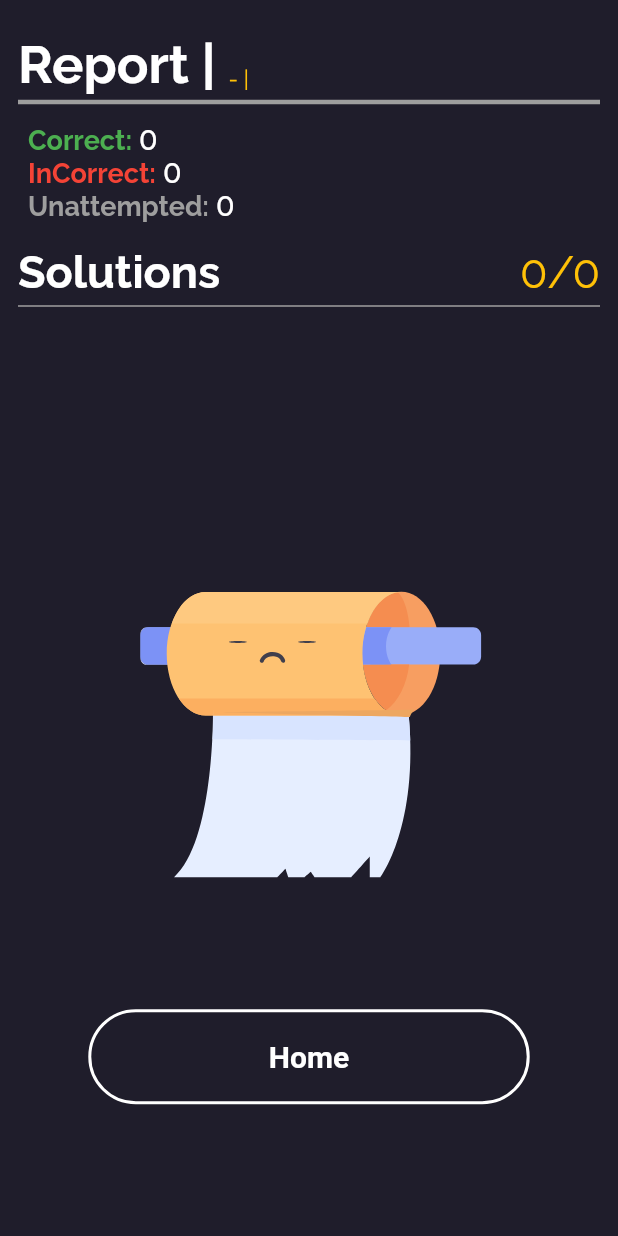
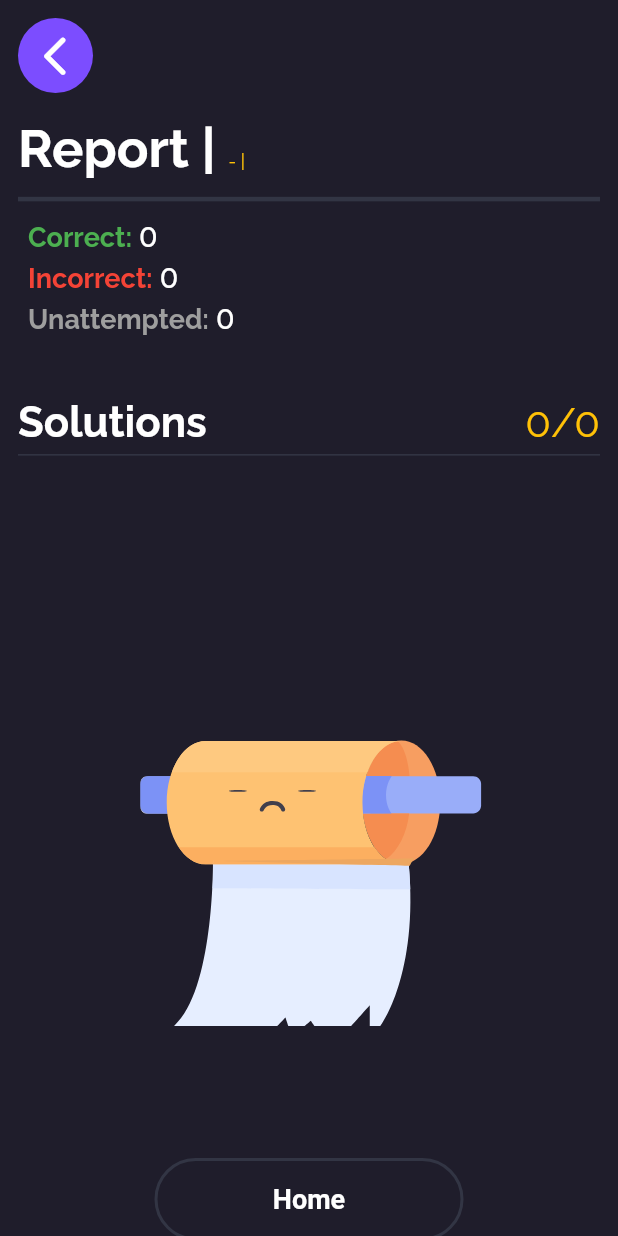
Before and after one commit to piyushn28/CallEE, a Flutter app: the AnswerScreen screen opened directly with empty values, on a phone screen of 412 x 824 dp. Run offline on Flutter 3.47's test engine with Material 2 defaults, Android fonts, the phone set to English and light mode, and no system bars; our stand-ins replace animated_bottom_navigation_bar, auto_size_text, cached_network_image, chips_choice, cloud_firestore, curved_navigation_bar and 20 more; missing offline and left inert: agora_rtc_engine, background_app_bar, cache_image, dart:ffi, emoji_picker; accounts and stored records are empty.

Commit message:
Quiz solution responsive done.

```diff
--- a/lib/main.dart
+++ b/lib/main.dart
@@ -104,12 +104,12 @@ class _MyAppState extends State<MyApp> {
           '/search_screen': (context) => SearchScreen(),
           '/home_screen': (context) => HomeScreen(),
         },
-        home: LoginScreenTemp(),
-       /*  home: currPage == "LoginPage"
+        //home: LoginScreenTemp(),
+         home: currPage == "LoginPage"
             ? LoginScreenTemp()
             : currPage == "HomeScreen"
                 ? HomeScreen()
-                : StudentTeacherPage(), */
+                : StudentTeacherPage(),
       ),
     );
   }
--- a/lib/screens/leaderboard/topthree.dart
+++ b/lib/screens/leaderboard/topthree.dart
@@ -20,9 +20,7 @@ class TopThree extends StatelessWidget {
         Container(
             width: large ? 40.0 : 30.0,
             height: large ? 40.0 : 30.0,
-            child: Stack(
-              children: <Widget>[],
-            )),
+            ),
         index == 1
             ? Text("🥇", style: r)
             : index == 2
--- a/lib/screens/quizscreens/answers_scoring_screen.dart
+++ b/lib/screens/quizscreens/answers_scoring_screen.dart
@@ -8,6 +8,8 @@ import 'package:flutterapp/resources/firebase_methods.dart';
 import 'package:flutterapp/screens/quizscreens/answer_question_ui.dart';
 import 'package:flutterapp/screens/quizscreens/createQuestions_screen.dart';
 import 'package:flutterapp/utils/universal_variables.dart';
+import 'package:flutterapp/widgets/appbar.dart';
+import 'package:flutterapp/widgets/skype_appbar.dart';
 import 'package:google_fonts/google_fonts.dart';
 import 'package:lottie/lottie.dart';
 import 'package:random_string/random_string.dart';
@@ -60,7 +62,30 @@ class _AnswerScreenState extends State<AnswerScreen> {
                     padding: EdgeInsets.all(12.0),
                     child: Column(
                       children: [
-                        SizedBox(height: 10),
+                        Align(
+                          alignment: Alignment.topLeft,
+                          child: Container(
+                            height: 50,
+                            width: 50,
+                            decoration: BoxDecoration(
+                              color: Colors.deepPurpleAccent,
+                              borderRadius: BorderRadius.circular(40),
+                            ),
+                            child: Center(
+                              child: FittedBox(
+                                child: IconButton(
+                                  icon: Icon(
+                                    Icons.arrow_back_ios_rounded,
+                                    color: Colors.white,
+                                    size: size.width/13,
+                                  ),
+                                  onPressed: () => Navigator.pop(context),
+                                ),
+                              ),
+                            ),
+                          ),
+                        ),
+                        SizedBox(height: size.height/50),
                         Container(
                           child: Row(
                             children: [
@@ -80,7 +105,7 @@ class _AnswerScreenState extends State<AnswerScreen> {
                                       "${widget.quiz.quizName}",
                                       style: GoogleFonts.raleway(
                                         color: Colors.white,
-                                        fontSize: 18,
+                                        fontSize: 15,
                                         fontWeight: FontWeight.w500,
                                       ),
                                     ),
@@ -88,7 +113,7 @@ class _AnswerScreenState extends State<AnswerScreen> {
                                       "${widget.quiz.branch}-${widget.quiz.batch} | ${widget.quiz.extraMessage}",
                                       style: GoogleFonts.raleway(
                                         color: Colors.amber,
-                                        fontSize: 15,
+                                        fontSize: 12,
                                       ),
                                     ),
                                   ],
@@ -97,10 +122,13 @@ class _AnswerScreenState extends State<AnswerScreen> {
                             ],
                           ),
                         ),
-                        const Divider(
+                         SizedBox(
+                           height: size.height/100,
+                         ),
+                         Divider(
                           height: 10,
                           thickness: 3,
-                          color: Colors.grey,
+                          color: UniversalVariables.separatorColor,
                         ),
                         SizedBox(height: 10),
                         FittedBox(
@@ -127,12 +155,15 @@ class _AnswerScreenState extends State<AnswerScreen> {
                             ),
                           ),
                         ),
+                        SizedBox(
+                          height: size.width/80,
+                        ),
                         FittedBox(
                           child: Container(
                             width: size.width / 1.1,
                             child: RichText(
                               text: TextSpan(
-                                  text: 'InCorrect:',
+                                  text: 'Incorrect:',
                                   style: GoogleFonts.raleway(
                                     color: Colors.red,
                                     fontSize: 18.0,
@@ -151,6 +182,9 @@ class _AnswerScreenState extends State<AnswerScreen> {
                                   ]),
                             ),
                           ),
+                        ),
+                        SizedBox(
+                          height: size.width/80,
                         ),
                         FittedBox(
                           child: Container(
@@ -176,7 +210,7 @@ class _AnswerScreenState extends State<AnswerScreen> {
                             ),
                           ),
                         ),
-                        SizedBox(height: 15),
+                        SizedBox(height: size.height/20),
                         Row(
                           mainAxisAlignment: MainAxisAlignment.spaceBetween,
                           children: [
@@ -185,22 +219,22 @@ class _AnswerScreenState extends State<AnswerScreen> {
                               style: GoogleFonts.raleway(
                                 color: Colors.white,
                                 fontWeight: FontWeight.bold,
-                                fontSize: 30.0,
+                                fontSize: 28.0,
                               ),
                             ),
                             Text(
                               "${userAnswers.scoredMarks.round()}/${userAnswers.maxMarks}",
                               style: GoogleFonts.raleway(
                                 color: Colors.amber,
-                                fontSize: 30,
+                                fontSize: 28,
                               ),
                             ),
                           ],
                         ),
-                        const Divider(
+                         Divider(
                           height: 10,
                           thickness: 1,
-                          color: Colors.grey,
+                          color: UniversalVariables.separatorColor,
                         ),
                         StreamBuilder(
                             stream: Firestore.instance
@@ -275,12 +309,12 @@ class _AnswerScreenState extends State<AnswerScreen> {
                             Navigator.pop(context);
                           },
                           child: new Container(
-                            width: size.width / 1.4,
-                            height: size.height / 13,
+                            width: size.width / 2,
+                            height: size.height / 15,
                             decoration: new BoxDecoration(
                               color: Colors.transparent,
                               border:
-                                  Border.all(color: Colors.white, width: 2.0),
+                                  Border.all(color: UniversalVariables.separatorColor, width: 2.0),
                               borderRadius: new BorderRadius.circular(50.0),
                             ),
                             child: new Center(
@@ -288,13 +322,14 @@ class _AnswerScreenState extends State<AnswerScreen> {
                                 'Home',
                                 style: new TextStyle(
                                   fontWeight: FontWeight.bold,
-                                  fontSize: 20.0,
+                                  fontSize: 18.0,
                                   color: Colors.white,
                                 ),
                               ),
                             ),
                           ),
                         ),
+                        SizedBox(height: size.height / 50),
                       ],
                     ),
                   ),
```
Also changed, not shown: lib/screens/leaderboard/leader_board.dart (+1 -22 lines), lib/screens/quizscreens/answer_question_ui.dart (+11 -10 lines).
